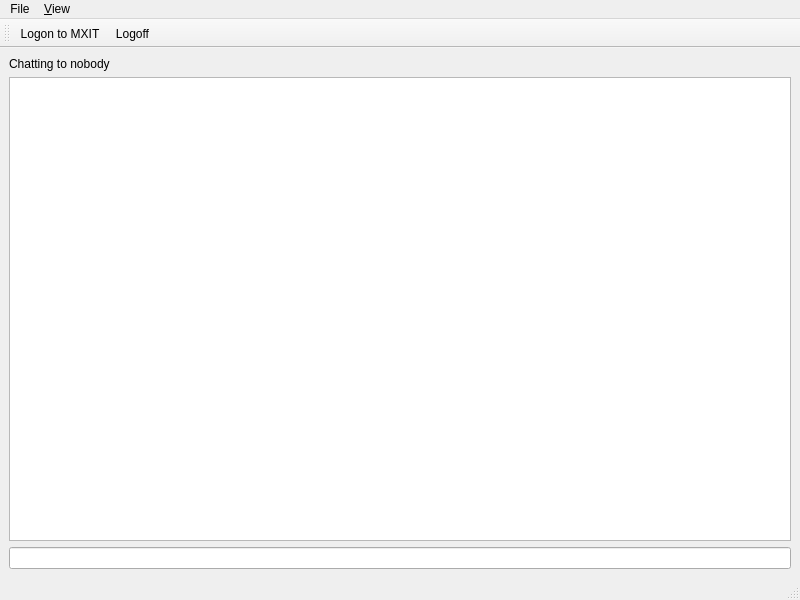
Qt form src/gui/mxitc.ui (marcbowes/mxitc) before a commit.
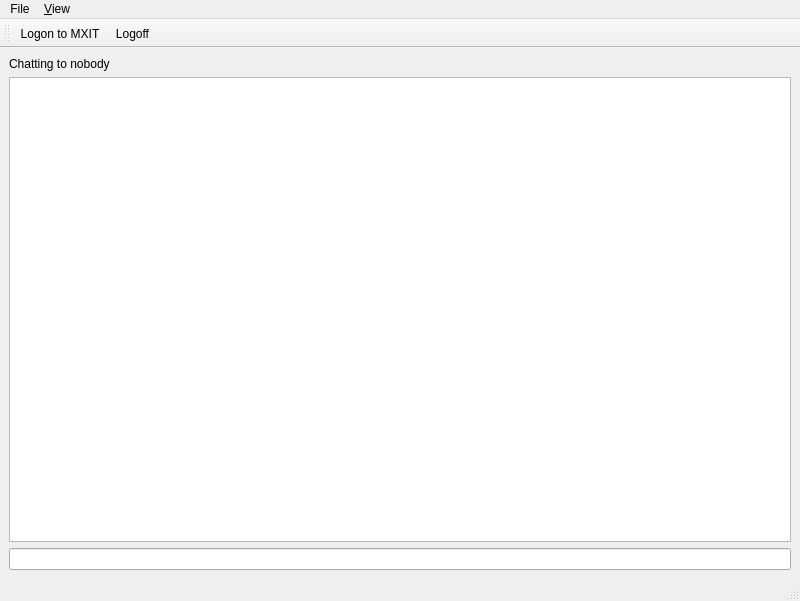
The same form after that commit.

Commit message: window sizes save

```diff
--- a/src/gui/mxitc.ui
+++ b/src/gui/mxitc.ui
@@ -7,7 +7,7 @@
     <x>0</x>
     <y>0</y>
     <width>800</width>
-    <height>600</height>
+    <height>601</height>
    </rect>
   </property>
   <property name="windowTitle">
```
The commit also changes 3 other files.
